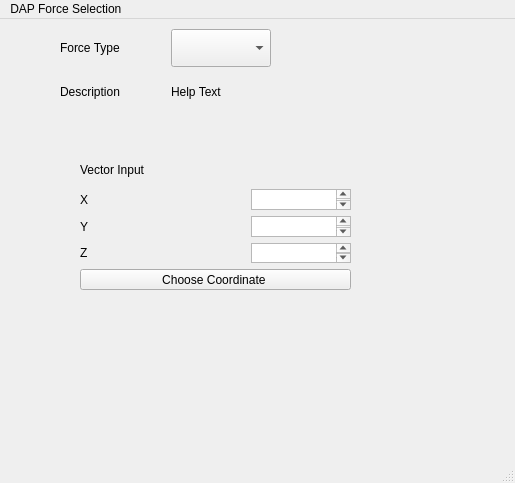
Above: TaskPanelDapForces.ui from ljplessis/Nikra-DAP before the change. Below: the same form after it.
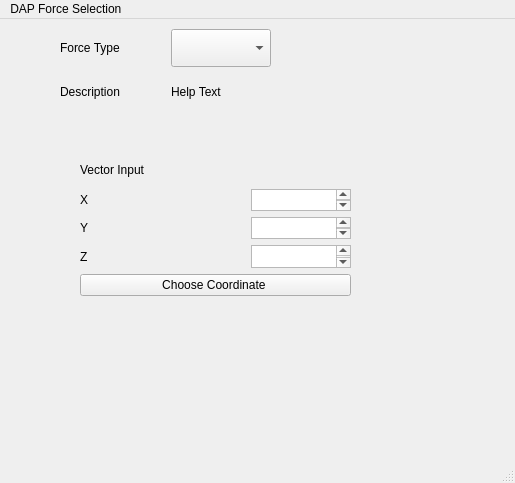
That is the form after the change.

Commit message: DAPFORCE:  Added working functionality for dynamically changing properties

What changed in the file:
```diff
--- a/TaskPanelDapForces.ui
+++ b/TaskPanelDapForces.ui
@@ -25,7 +25,7 @@
      <rect>
       <x>50</x>
       <y>120</y>
-      <width>401</width>
+      <width>411</width>
       <height>311</height>
      </rect>
     </property>
@@ -39,7 +39,7 @@
         <x>30</x>
         <y>50</y>
         <width>271</width>
-        <height>101</height>
+        <height>107</height>
        </rect>
       </property>
       <layout class="QGridLayout" name="gridLayout_2">
@@ -207,7 +207,7 @@
      </widget>
     </widget>
    </widget>
-   <widget class="QWidget" name="">
+   <widget class="QWidget" name="layoutWidget">
     <property name="geometry">
      <rect>
       <x>60</x>
```
Left out of the diff: 2 changed lines with no effect on the pictures. The commit also changes 2 other files.
